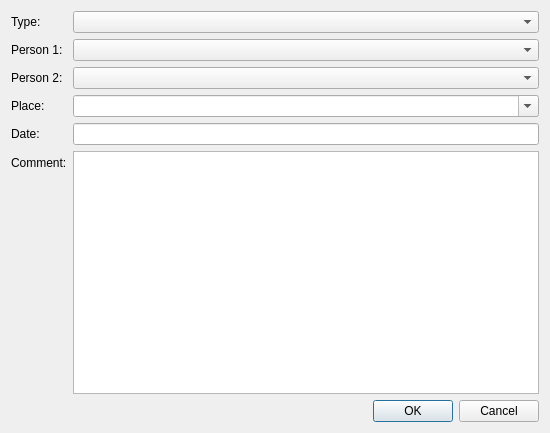
Above: dialogs/relationdialog.ui from caybro/pedikree before the change. Below: the same form after it.
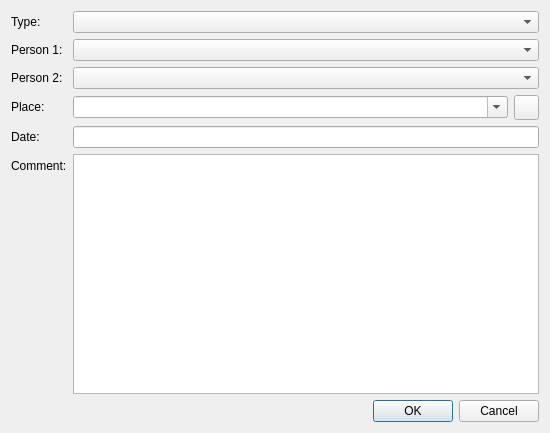
That is the form after the change. Icons and pictures are not drawn.

Commit message:
provide direct buttons to add a place
from the Person and Relation dialogs

```diff
--- a/dialogs/relationdialog.ui
+++ b/dialogs/relationdialog.ui
@@ -13,8 +13,6 @@
   <property name="windowTitle">
    <string>Dialog</string>
   </property>
-  <layout class="QVBoxLayout" name="verticalLayout">
-   <item>
     <layout class="QFormLayout" name="formLayout">
      <item row="0" column="0">
       <widget class="QLabel" name="typeLabel">
@@ -66,6 +64,8 @@
       </widget>
      </item>
      <item row="3" column="1">
+    <layout class="QHBoxLayout" name="horizontalLayout">
+     <item>
       <widget class="QComboBox" name="place">
        <property name="editable">
         <bool>true</bool>
@@ -75,6 +75,30 @@
        </property>
       </widget>
      </item>
+     <item>
+      <widget class="QPushButton" name="btnAddPlace">
+       <property name="minimumSize">
+        <size>
+         <width>25</width>
+         <height>25</height>
+        </size>
+       </property>
+       <property name="maximumSize">
+        <size>
+         <width>25</width>
+         <height>25</height>
+        </size>
+       </property>
+       <property name="toolTip">
+        <string>Add place</string>
+       </property>
+       <property name="icon">
+        <iconset theme="list-add"/>
+       </property>
+      </widget>
+     </item>
+    </layout>
+   </item>
      <item row="4" column="0">
       <widget class="QLabel" name="dateLabel">
        <property name="text">
@@ -105,9 +129,7 @@
      <item row="5" column="1">
       <widget class="QPlainTextEdit" name="comment"/>
      </item>
-    </layout>
-   </item>
-   <item>
+   <item row="6" column="0" colspan="2">
     <widget class="QDialogButtonBox" name="buttonBox">
      <property name="orientation">
       <enum>Qt::Horizontal</enum>
```
Left out of the diff: 1 changed line with no effect on the pictures. Lines whose indentation alone changed are shown as unchanged. The commit also changes 10 other files.
